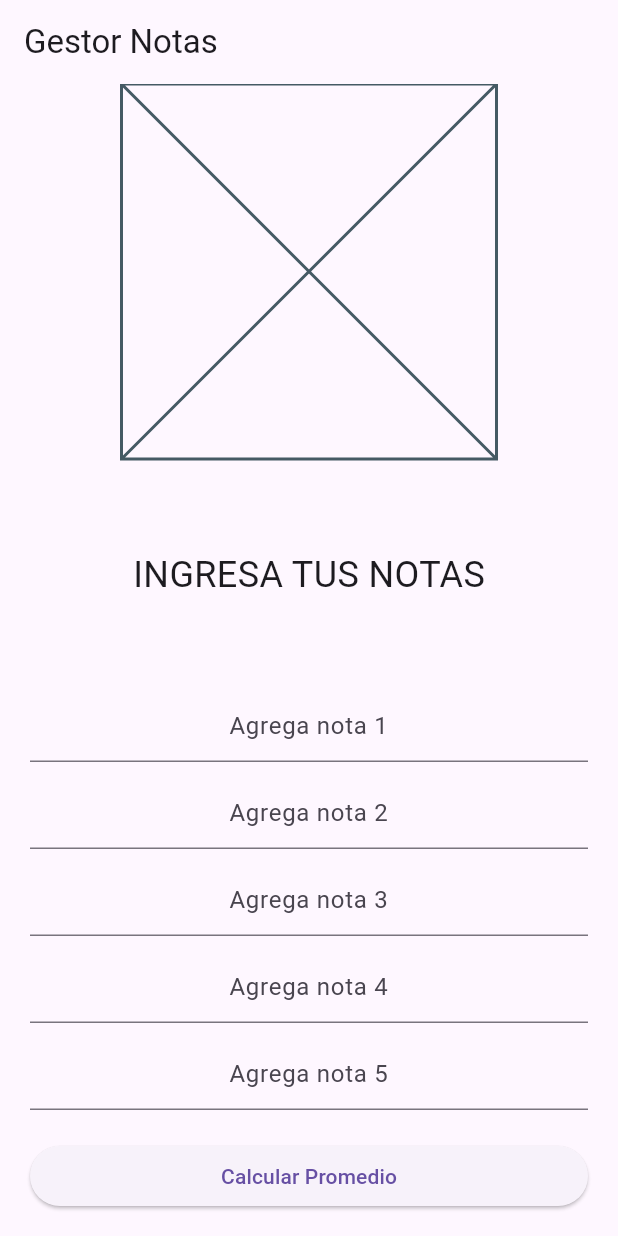
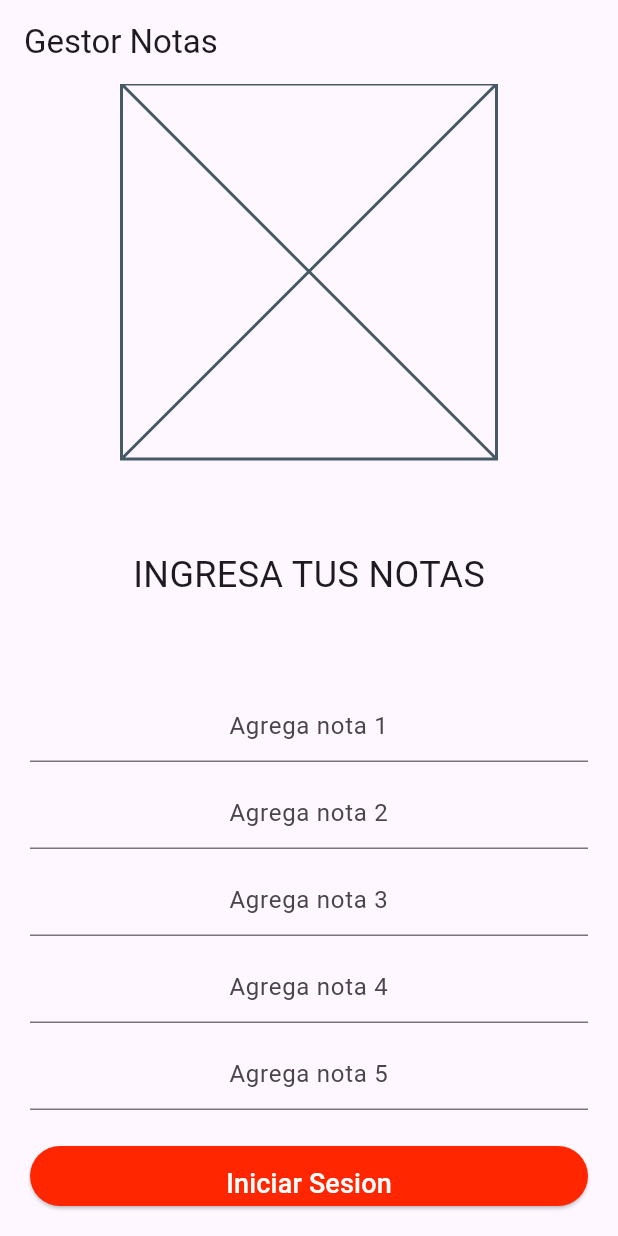
Before and after one commit to Esteban1426/Repo_Flutter, a Flutter app: the GestorNotas screen opened directly, on a phone screen of 412 x 824 dp. Run offline on Flutter 3.47's test engine with Material 3 defaults, Android fonts, the phone set to English and light mode, and no system bars; our stand-ins replace animate_do, cloud_firestore, firebase_auth, firebase_core, firebase_database, firebase_storage; accounts and stored records are empty; network calls fail.

Commit message:
Mejorando App notas Flutter v.3

```diff
--- /dev/null
+++ b/flutter_application_appnotas/lib/BotonCaida.dart
@@ -0,0 +1,53 @@
+import 'package:flutter/material.dart';
+import 'package:animate_do/animate_do.dart';
+
+class BotonCaida extends StatefulWidget {
+  final String TextoBoton;
+  final VoidCallback onPressed;
+  final BuildContext contexto;
+
+  BotonCaida({required this.TextoBoton, required this.onPressed, required this.contexto});
+
+  @override
+  EstadoBotonAnimacion createState() => EstadoBotonAnimacion();
+}
+
+class EstadoBotonAnimacion extends State<BotonCaida> {
+  bool _isPressed = false;
+
+  @override
+  Widget build(BuildContext context) {
+    return BounceInDown(
+      child: ElevatedButton(
+        onPressed: () {
+          setState(() {
+            _isPressed = !_isPressed;
+          });
+          widget.onPressed();
+        },
+        style: ButtonStyle(
+          backgroundColor: MaterialStateProperty.resolveWith<Color>((states) {
+            if (_isPressed) {
+              return Colors.white;
+            }
+            return Color.fromARGB(255, 255, 38, 0);
+          }),
+        ),
+        child: Column(
+          children: <Widget>[
+            SizedBox(height: 10),
+            BounceInDown(
+              child: Text(
+                widget.TextoBoton,
+                style: TextStyle(
+                  fontSize: 18.0,
+                  color: _isPressed ? Color.fromARGB(255, 255, 0, 0) : Colors.white,
+                ),
+              ),
+            ),
+          ],
+        ),
+      ),
+    );
+  }
+}
--- a/flutter_application_appnotas/lib/GestorNotas.dart
+++ b/flutter_application_appnotas/lib/GestorNotas.dart
@@ -1,6 +1,7 @@
 import 'package:flutter/material.dart';
 import 'package:firebase_storage/firebase_storage.dart';
-import 'package:cloud_firestore/cloud_firestore.dart'; // Importa el paquete Firestore
+import 'package:cloud_firestore/cloud_firestore.dart';
+import 'package:flutter_application_appnotas/BotonCaida.dart'; // Importa el paquete Firestore
 
 class GestorNotas extends StatefulWidget {
   @override
@@ -186,9 +187,10 @@ class estadoGestor extends State<GestorNotas> {
                       textAlign: TextAlign.center,
                     ),
                     SizedBox(height: 20.0),
-                    ElevatedButton(
+                    BotonCaida(
+                      TextoBoton: 'Iniciar Sesion',
                       onPressed: calcularPromedio,
-                      child: Text('Calcular Promedio'),
+                      contexto: context,
                     ),
                   ],
                 ),
--- a/flutter_application_appnotas/lib/Registro.dart
+++ b/flutter_application_appnotas/lib/Registro.dart
@@ -2,6 +2,7 @@ import 'package:flutter/material.dart';
 import 'package:firebase_auth/firebase_auth.dart';
 import 'package:firebase_storage/firebase_storage.dart';
 import 'package:firebase_database/firebase_database.dart';
+import 'package:flutter_application_appnotas/BotonEmerger';
 import 'package:flutter_application_appnotas/Login.dart';
 import 'package:flutter_application_appnotas/BotonAnimado.dart';
 
@@ -205,7 +206,7 @@ class EstadoRegistro extends State<Registro> {
                 },
               ),
               SizedBox(height: 40),
-              BotonAnimado(
+              Zoom(
                 TextoBoton: 'REGISTRAR',
                 onPressed: () {
                   if (_Key.currentState!.validate()) {
--- a/flutter_application_appnotas/lib/TituloAnimado.dart
+++ b/flutter_application_appnotas/lib/TituloAnimado.dart
@@ -15,7 +15,7 @@ class TituloAnimadoEstado extends State<TituloAnimado>
     super.initState();
     Controlador = AnimationController(
       vsync: this,
-      duration: Duration(seconds: 2), // Duración de la animación (2 segundos)
+      duration: Duration(seconds: 2),
     );
 
     Controlador.repeat(reverse: true);
@@ -35,7 +35,7 @@ class TituloAnimadoEstado extends State<TituloAnimado>
               style: TextStyle(
                 fontSize: 60.0,
                 fontWeight: FontWeight.bold,
-                color: Colors.white.withOpacity(Controlador.value), // Cambio de opacidad según el valor del controlador de animación
+                color: Colors.white.withOpacity(Controlador.value),
               ),
             ),
           );
--- a/flutter_application_appnotas/lib/main.dart
+++ b/flutter_application_appnotas/lib/main.dart
@@ -71,7 +71,7 @@ class WidgetImagenes extends State<ImagenesPricipal> {
                 textAlign: TextAlign.center,
               ), */
               SizedBox(
-                height: 500.0,
+                height: 400.0,
                 child: imageUrl.isNotEmpty
                     ? Image(
                         image: NetworkImage(imageUrl),
--- a/flutter_application_appnotas/pubspec.yaml
+++ b/flutter_application_appnotas/pubspec.yaml
@@ -7,6 +7,7 @@ environment:
   sdk: '>=3.3.2 <4.0.0'
 
 dependencies:
+  animate_do: ^3.3.4
   cloud_firestore: ^4.17.3
   firebase_auth: ^4.19.4
   firebase_core: ^2.30.1
```
Also changed, not shown: flutter_application_appnotas/pubspec.lock, 1 other file.
